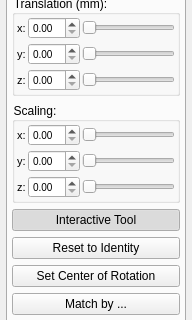
pyushkevich/itksnap, file GUI/Qt/Windows/Registration/RegistrationDialog.ui: the form before one commit; both pictures show x 0 to 192 and y 211 to 531 of the 192 by 762 pixel window.
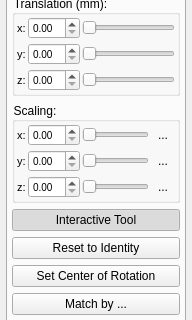
The form after the commit. The open tabs and pages were chosen to show the change. Icons and pictures are not drawn. Custom widgets are drawn as their Qt base class.

Commit message: fixed error with multi-component display modes not being recognized and added flipping capabilities to registration

Diff of the .ui file:
```diff
--- a/GUI/Qt/Windows/Registration/RegistrationDialog.ui
+++ b/GUI/Qt/Windows/Registration/RegistrationDialog.ui
@@ -735,6 +735,69 @@
                </property>
               </widget>
              </item>
+             <item row="0" column="3">
+              <widget class="QToolButton" name="btnFlipX">
+               <property name="toolTip">
+                <string>&lt;html&gt;&lt;head/&gt;&lt;body&gt;&lt;p&gt;Flip across x-axis&lt;/p&gt;&lt;/body&gt;&lt;/html&gt;</string>
+               </property>
+               <property name="text">
+                <string>...</string>
+               </property>
+               <property name="icon">
+                <iconset>
+                 <normalon>:/root/icons8_flip_vertical_16@2x.png</normalon>
+                </iconset>
+               </property>
+               <property name="checkable">
+                <bool>true</bool>
+               </property>
+               <property name="autoRaise">
+                <bool>true</bool>
+               </property>
+              </widget>
+             </item>
+             <item row="1" column="3">
+              <widget class="QToolButton" name="btnFlipY">
+               <property name="toolTip">
+                <string>&lt;html&gt;&lt;head/&gt;&lt;body&gt;&lt;p&gt;Flip across y-axis&lt;/p&gt;&lt;/body&gt;&lt;/html&gt;</string>
+               </property>
+               <property name="text">
+                <string>...</string>
+               </property>
+               <property name="icon">
+                <iconset>
+                 <normalon>:/root/icons8_flip_vertical_16@2x.png</normalon>
+                </iconset>
+               </property>
+               <property name="checkable">
+                <bool>true</bool>
+               </property>
+               <property name="autoRaise">
+                <bool>true</bool>
+               </property>
+              </widget>
+             </item>
+             <item row="2" column="3">
+              <widget class="QToolButton" name="btnFlipZ">
+               <property name="toolTip">
+                <string>&lt;html&gt;&lt;head/&gt;&lt;body&gt;&lt;p&gt;Flip across z-axis&lt;/p&gt;&lt;/body&gt;&lt;/html&gt;</string>
+               </property>
+               <property name="text">
+                <string>...</string>
+               </property>
+               <property name="icon">
+                <iconset>
+                 <normalon>:/root/icons8_flip_vertical_16@2x.png</normalon>
+                </iconset>
+               </property>
+               <property name="checkable">
+                <bool>true</bool>
+               </property>
+               <property name="autoRaise">
+                <bool>true</bool>
+               </property>
+              </widget>
+             </item>
             </layout>
            </widget>
           </item>
```
Left out of the diff: 66 changed lines with no effect on the pictures. The commit also changes 7 other files.
